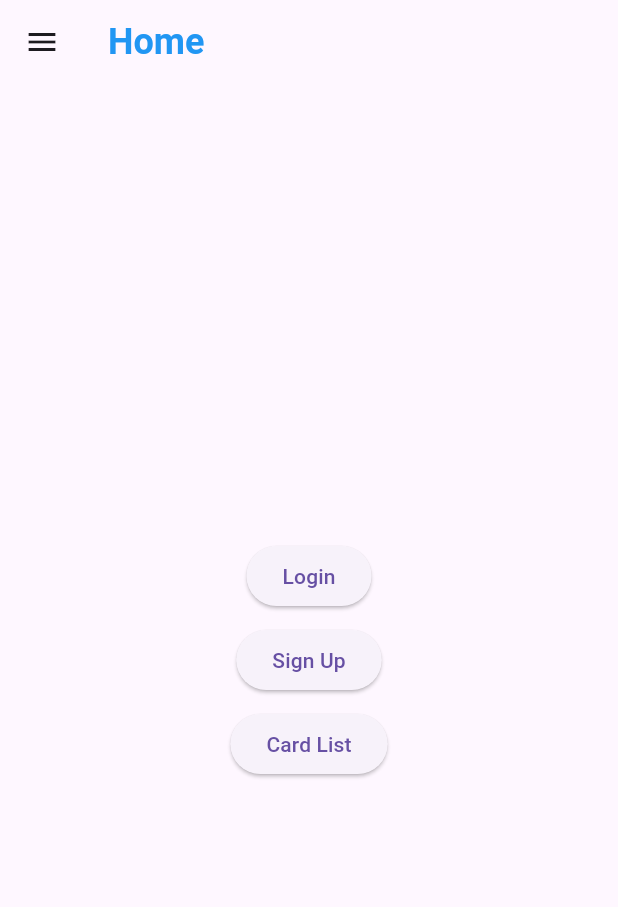
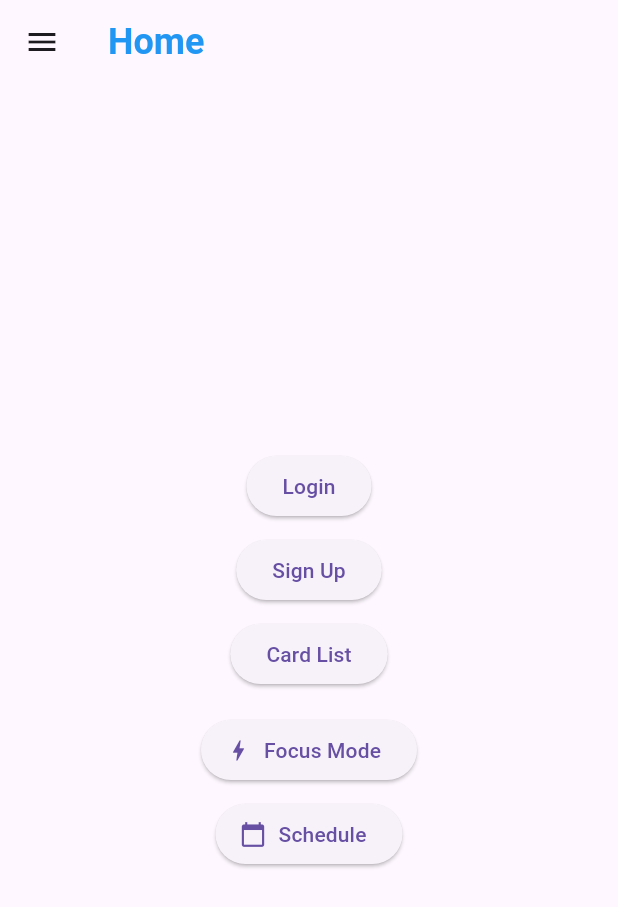
Before and after one commit to adayilmax/FocusShift, a Flutter app: the screen it shows after launch, on a phone screen of 412 x 824 dp. Shown: the top 907 px of the screen. Run offline on Flutter 3.47's test engine with Material 3 defaults, Android fonts, the phone set to English and light mode, and no system bars; Roboto replaces fonts that are missing (CustomFont).

Commit message:
feat: add Focus and Schedule screens

```diff
--- a/lib/main.dart
+++ b/lib/main.dart
@@ -5,10 +5,12 @@ import 'screens/login_screen.dart';
 import 'screens/signup_screen.dart';
 import 'screens/home_screen.dart';
 import 'screens/card_list_screen.dart';
-import 'screens/dashboard_screen.dart';      // contains MainDashboardScreen
+import 'screens/dashboard_screen.dart'; // contains MainDashboardScreen
 import 'screens/profile_screen.dart';
 import 'screens/settings_screen.dart';
-import 'screens/applock_screen.dart';       // contains AppLockScreen
+import 'screens/applock_screen.dart'; // contains AppLockScreen
+import 'screens/focus_screen.dart';
+import 'screens/schedule_screen.dart';
 
 void main() {
   runApp(MyApp());
@@ -71,12 +73,16 @@ class _MyAppState extends State<MyApp> {
       routes: {
         '/': (context) => HomeScreen(),
         '/login': (context) => LoginScreen(),
-        '/signup': (context) => SignUpScreen(),
+        '/signup': (context) => SignupScreen(),
         '/list': (context) => CardListScreen(),
         '/dashboard': (context) => MainDashboardScreen(),
-        '/profile': (context) => ProfileScreen(onThemeChanged: _handleThemeChange),
-        '/settings': (context) => SettingsScreen(onThemeChanged: _handleThemeChange),
+        '/profile':
+            (context) => ProfileScreen(onThemeChanged: _handleThemeChange),
+        '/settings':
+            (context) => SettingsScreen(onThemeChanged: _handleThemeChange),
         '/applock': (context) => AppLockScreen(), // ✅ App Lock added
+        '/focus': (context) => FocusScreen(),
+        '/schedule': (context) => ScheduleScreen(),
       },
     );
   }
--- a/lib/screens/home_screen.dart
+++ b/lib/screens/home_screen.dart
@@ -8,26 +8,44 @@ class HomeScreen extends StatelessWidget {
       appBar: AppBar(title: Text("Home", style: AppTextStyles.header)),
       drawer: Drawer(
         child: ListView(
+          padding: EdgeInsets.zero,
           children: [
             DrawerHeader(
+              decoration: BoxDecoration(color: AppColors.primary),
               child: Text("Navigation", style: AppTextStyles.header),
             ),
             ListTile(
+              leading: Icon(Icons.login, color: AppColors.accent),
               title: Text("Login"),
               onTap: () => Navigator.pushNamed(context, '/login'),
             ),
             ListTile(
+              leading: Icon(Icons.person_add, color: AppColors.accent),
               title: Text("Sign Up"),
               onTap: () => Navigator.pushNamed(context, '/signup'),
             ),
             ListTile(
+              leading: Icon(Icons.list, color: AppColors.accent),
               title: Text("Card List"),
               onTap: () => Navigator.pushNamed(context, '/list'),
+            ),
+            Divider(),
+            ListTile(
+              leading: Icon(Icons.bolt, color: AppColors.accent),
+              title: Text("Focus Mode"),
+              onTap: () => Navigator.pushNamed(context, '/focus'),
+            ),
+            ListTile(
+              leading: Icon(Icons.calendar_today, color: AppColors.accent),
+              title: Text("Schedule"),
+              onTap: () => Navigator.pushNamed(context, '/schedule'),
             ),
           ],
         ),
       ),
       body: Center(
+        child: Padding(
+          padding: AppDimens.padding,
           child: Column(
             mainAxisAlignment: MainAxisAlignment.center,
             children: [
@@ -45,7 +63,20 @@ class HomeScreen extends StatelessWidget {
                 onPressed: () => Navigator.pushNamed(context, '/list'),
                 child: Text("Card List"),
               ),
+              SizedBox(height: 16),
+              ElevatedButton.icon(
+                icon: Icon(Icons.bolt),
+                label: Text("Focus Mode"),
+                onPressed: () => Navigator.pushNamed(context, '/focus'),
+              ),
+              SizedBox(height: 8),
+              ElevatedButton.icon(
+                icon: Icon(Icons.calendar_today),
+                label: Text("Schedule"),
+                onPressed: () => Navigator.pushNamed(context, '/schedule'),
+              ),
             ],
+          ),
         ),
       ),
     );
```
Also changed, not shown: lib/screens/focus_screen.dart (added, +99 -0 lines), lib/screens/schedule_screen.dart (added, +85 -0 lines), 1 other file. Lines whose indentation alone changed are shown as unchanged.
